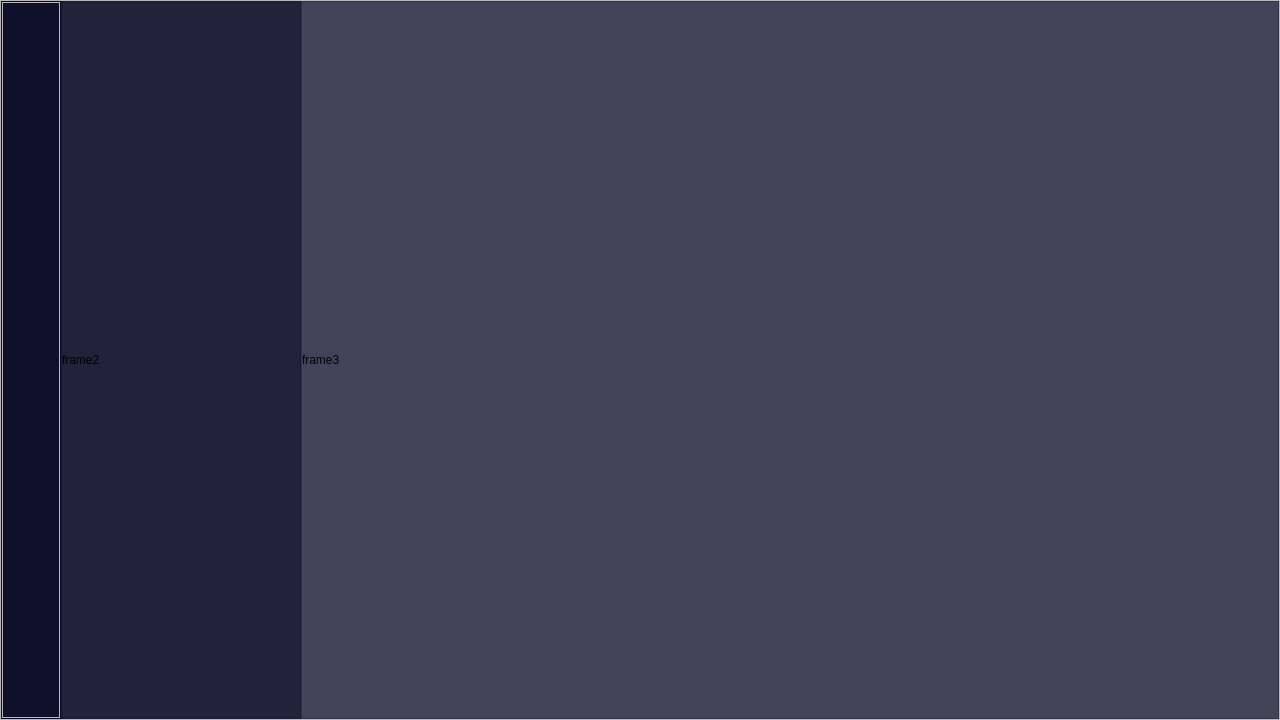
Above: ui/main.ui from feroooooo/LibClient before the change. Below: the same form after it.
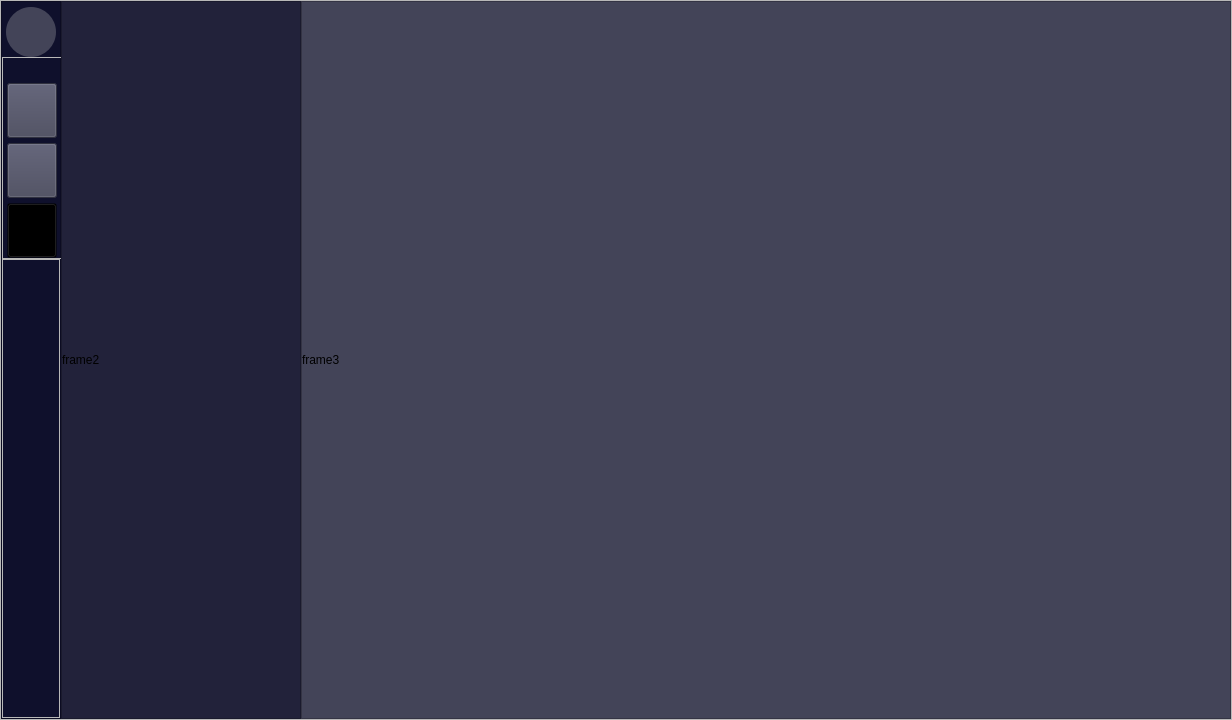
That is the form after the change. Icons and pictures are not drawn.

```diff
--- a/ui/main.ui
+++ b/ui/main.ui
@@ -6,7 +6,7 @@
    <rect>
     <x>0</x>
     <y>0</y>
-    <width>1280</width>
+    <width>1232</width>
     <height>720</height>
    </rect>
   </property>
@@ -39,6 +39,9 @@
 }
 QFrame#contentFrame{
 	background-color:#434458;
+}
+QFrame#iconFrame{
+	background-color:#434458;
 }</string>
    </property>
    <layout class="QVBoxLayout" name="verticalLayout">
@@ -105,6 +108,9 @@
          <property name="frameShadow">
           <enum>QFrame::Raised</enum>
          </property>
+         <property name="lineWidth">
+          <number>0</number>
+         </property>
          <layout class="QVBoxLayout" name="verticalLayout_2">
           <property name="spacing">
            <number>0</number>
@@ -113,7 +119,7 @@
            <number>0</number>
           </property>
           <property name="topMargin">
-           <number>0</number>
+           <number>5</number>
           </property>
           <property name="rightMargin">
            <number>0</number>
@@ -121,39 +127,267 @@
           <property name="bottomMargin">
            <number>0</number>
           </property>
+          <item alignment="Qt::AlignHCenter">
+           <widget class="QFrame" name="iconFrame">
+            <property name="sizePolicy">
+             <sizepolicy hsizetype="Maximum" vsizetype="Maximum">
+              <horstretch>0</horstretch>
+              <verstretch>0</verstretch>
+             </sizepolicy>
+            </property>
+            <property name="minimumSize">
+             <size>
+              <width>50</width>
+              <height>50</height>
+             </size>
+            </property>
+            <property name="maximumSize">
+             <size>
+              <width>50</width>
+              <height>50</height>
+             </size>
+            </property>
+            <property name="styleSheet">
+             <string notr="true">border-radius:25px;</string>
+            </property>
+            <property name="frameShape">
+             <enum>QFrame::StyledPanel</enum>
+            </property>
+            <property name="frameShadow">
+             <enum>QFrame::Raised</enum>
+            </property>
+            <property name="lineWidth">
+             <number>0</number>
+            </property>
+            <layout class="QVBoxLayout" name="verticalLayout_5">
+             <property name="spacing">
+              <number>0</number>
+             </property>
+             <property name="leftMargin">
+              <number>0</number>
+             </property>
+             <property name="topMargin">
+              <number>0</number>
+             </property>
+             <property name="rightMargin">
+              <number>0</number>
+             </property>
+             <property name="bottomMargin">
+              <number>0</number>
+             </property>
+             <item alignment="Qt::AlignHCenter|Qt::AlignVCenter">
+              <widget class="QLabel" name="iconLabel">
+               <property name="sizePolicy">
+                <sizepolicy hsizetype="Preferred" vsizetype="Preferred">
+                 <horstretch>0</horstretch>
+                 <verstretch>0</verstretch>
+                </sizepolicy>
+               </property>
+               <property name="maximumSize">
+                <size>
+                 <width>40</width>
+                 <height>40</height>
+                </size>
+               </property>
+               <property name="styleSheet">
+                <string notr="true"/>
+               </property>
+               <property name="text">
+                <string/>
+               </property>
+               <property name="textFormat">
+                <enum>Qt::PlainText</enum>
+               </property>
+               <property name="pixmap">
+                <pixmap resource="resource.qrc">:/resource/img/icon.png</pixmap>
+               </property>
+               <property name="scaledContents">
+                <bool>true</bool>
+               </property>
+               <property name="alignment">
+                <set>Qt::AlignCenter</set>
+               </property>
+              </widget>
+             </item>
+            </layout>
+           </widget>
+          </item>
+          <item alignment="Qt::AlignRight">
+           <widget class="QFrame" name="buttonFrame">
+            <property name="sizePolicy">
+             <sizepolicy hsizetype="Preferred" vsizetype="Fixed">
+              <horstretch>0</horstretch>
+              <verstretch>0</verstretch>
+             </sizepolicy>
+            </property>
+            <property name="minimumSize">
+             <size>
+              <width>60</width>
+              <height>0</height>
+             </size>
+            </property>
+            <property name="styleSheet">
+             <string notr="true">padding:0;</string>
+            </property>
+            <property name="frameShape">
+             <enum>QFrame::StyledPanel</enum>
+            </property>
+            <property name="frameShadow">
+             <enum>QFrame::Raised</enum>
+            </property>
+            <layout class="QVBoxLayout" name="verticalLayout_6">
+             <property name="spacing">
+              <number>5</number>
+             </property>
+             <property name="leftMargin">
+              <number>0</number>
+             </property>
+             <property name="topMargin">
+              <number>25</number>
+             </property>
+             <property name="rightMargin">
+              <number>0</number>
+             </property>
+             <property name="bottomMargin">
+              <number>0</number>
+             </property>
+             <item alignment="Qt::AlignHCenter">
+              <widget class="QPushButton" name="reserveButton">
+               <property name="sizePolicy">
+                <sizepolicy hsizetype="Preferred" vsizetype="Fixed">
+                 <horstretch>0</horstretch>
+                 <verstretch>0</verstretch>
+                </sizepolicy>
+               </property>
+               <property name="minimumSize">
+                <size>
+                 <width>50</width>
+                 <height>55</height>
+                </size>
+               </property>
+               <property name="maximumSize">
+                <size>
+                 <width>50</width>
+                 <height>55</height>
+                </size>
+               </property>
+               <property name="cursor">
+                <cursorShape>PointingHandCursor</cursorShape>
+               </property>
+               <property name="styleSheet">
+                <string notr="true">background-color:#434458;</string>
+               </property>
+               <property name="text">
+                <string/>
+               </property>
+               <property name="icon">
+                <iconset resource="resource.qrc">
+                 <normaloff>:/resource/img/reserve.png</normaloff>:/resource/img/reserve.png</iconset>
+               </property>
+               <property name="iconSize">
+                <size>
+                 <width>24</width>
+                 <height>24</height>
+                </size>
+               </property>
+              </widget>
+             </item>
+             <item alignment="Qt::AlignHCenter">
+              <widget class="QPushButton" name="mineButton">
+               <property name="sizePolicy">
+                <sizepolicy hsizetype="Preferred" vsizetype="Fixed">
+                 <horstretch>0</horstretch>
+                 <verstretch>0</verstretch>
+                </sizepolicy>
+               </property>
+               <property name="minimumSize">
+                <size>
+                 <width>50</width>
+                 <height>55</height>
+                </size>
+               </property>
+               <property name="maximumSize">
+                <size>
+                 <width>50</width>
+                 <height>55</height>
+                </size>
+               </property>
+               <property name="cursor">
+                <cursorShape>PointingHandCursor</cursorShape>
+               </property>
+               <property name="styleSheet">
+                <string notr="true">background-color:#434458;</string>
+               </property>
+               <property name="text">
+                <string/>
+               </property>
+               <property name="icon">
+                <iconset resource="resource.qrc">
+                 <normaloff>:/resource/img/mine.png</normaloff>:/resource/img/mine.png</iconset>
+               </property>
+               <property name="iconSize">
+                <size>
+                 <width>24</width>
+                 <height>24</height>
+                </size>
+               </property>
+              </widget>
+             </item>
+             <item alignment="Qt::AlignHCenter">
+              <widget class="QPushButton" name="hintButton">
+               <property name="sizePolicy">
+                <sizepolicy hsizetype="Preferred" vsizetype="Fixed">
+                 <horstretch>0</horstretch>
+                 <verstretch>0</verstretch>
+                </sizepolicy>
+               </property>
+               <property name="minimumSize">
+                <size>
+                 <width>50</width>
+                 <height>55</height>
+                </size>
+               </property>
+               <property name="maximumSize">
+                <size>
+                 <width>50</width>
+                 <height>55</height>
+                </size>
+               </property>
+               <property name="cursor">
+                <cursorShape>PointingHandCursor</cursorShape>
+               </property>
+               <property name="styleSheet">
+                <string notr="true">background-color:transparent;</string>
+               </property>
+               <property name="text">
+                <string/>
+               </property>
+               <property name="icon">
+                <iconset resource="resource.qrc">
+                 <normaloff>:/resource/img/hint.png</normaloff>:/resource/img/hint.png</iconset>
+               </property>
+               <property name="iconSize">
+                <size>
+                 <width>24</width>
+                 <height>24</height>
+                </size>
+               </property>
+              </widget>
+             </item>
+            </layout>
+           </widget>
+          </item>
           <item>
-           <widget class="QFrame" name="frame">
+           <widget class="QFrame" name="settingFrame">
+            <property name="styleSheet">
+             <string notr="true"/>
+            </property>
             <property name="frameShape">
              <enum>QFrame::StyledPanel</enum>
             </property>
             <property name="frameShadow">
              <enum>QFrame::Raised</enum>
             </property>
-            <widget class="QLabel" name="iconLabel">
-             <property name="geometry">
-              <rect>
-               <x>0</x>
-               <y>0</y>
-               <width>50</width>
-               <height>50</height>
-              </rect>
-             </property>
-             <property name="maximumSize">
-              <size>
-               <width>50</width>
-               <height>50</height>
-              </size>
-             </property>
-             <property name="styleSheet">
-              <string notr="true">background-image: url(:/resource/img/code.jpg);</string>
-             </property>
-             <property name="text">
-              <string/>
-             </property>
-             <property name="textFormat">
-              <enum>Qt::PlainText</enum>
-             </property>
-            </widget>
            </widget>
           </item>
          </layout>
```
Left out of the diff: 6 changed lines with no effect on the pictures.
